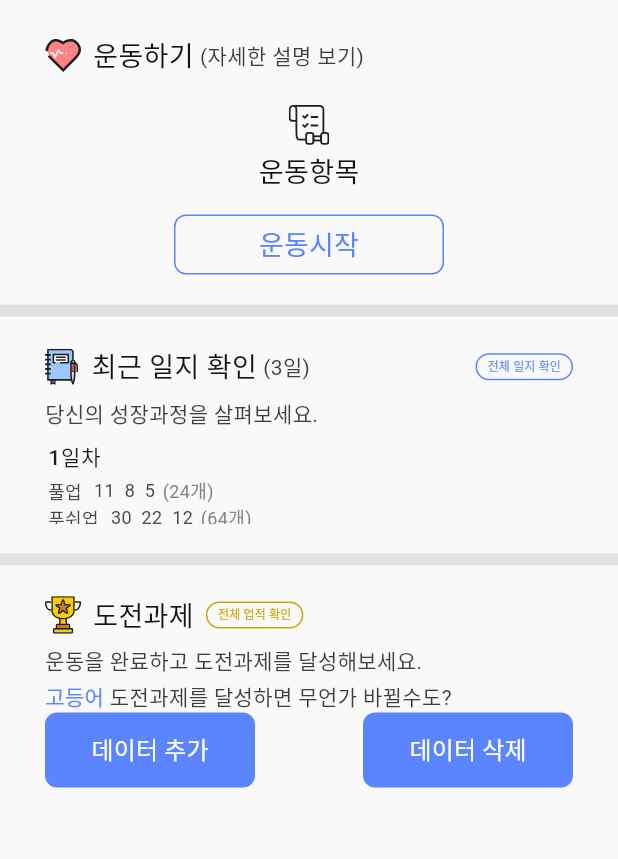
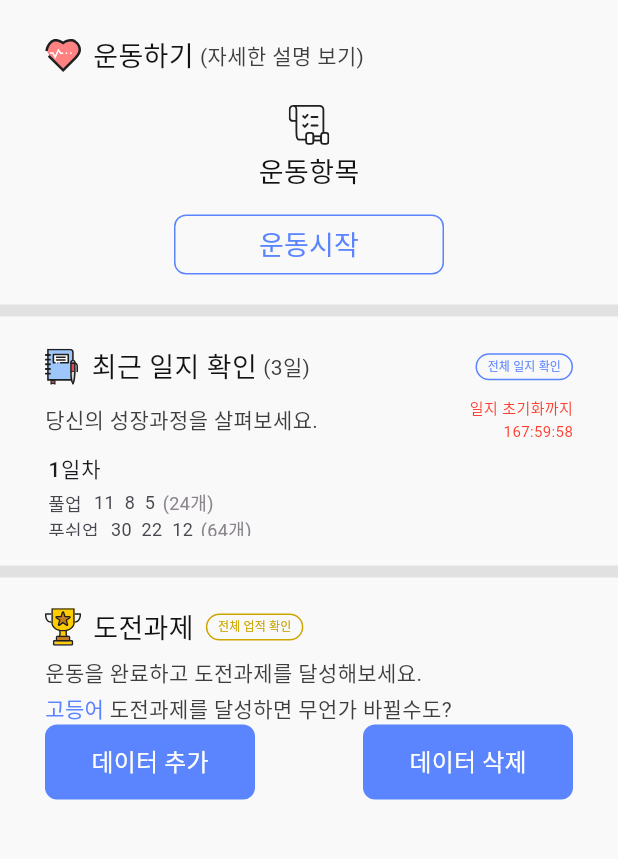
Before and after one commit to hamond12/EscapeAnchovy-Flutter, a Flutter app: the HomeScreen screen opened by its route, after a tap on "데이터 추가", on a phone screen of 412 x 824 dp, the part 66-925 px from its top. Run offline on Flutter 3.47's test engine with Material 3 defaults, Android fonts, the phone set to English and light mode, and no system bars; our stand-ins replace flutter_svg, shared_preferences; accounts and stored records are empty; Roboto replaces fonts that are missing (Pretendard).

Commit message:
feat: 운동일지 초기화 타이머 구현

```diff
--- a/lib/src/screen/home/home_controller.dart
+++ b/lib/src/screen/home/home_controller.dart
@@ -1,3 +1,5 @@
+import 'dart:async';
+
 import 'package:escape_anchovy/src/util/shared_preferences_util.dart';
 import 'package:flutter/material.dart';
 
@@ -31,4 +33,34 @@ class HomeController with ChangeNotifier {
       return 217;
     }
   }
+
+   // 일지 자동 초기화 관련
+
+  late Timer timer;
+
+  DateTime noteInitTime() {
+    return DateTime.parse(dataList.last['time']).add(const Duration(days: 7));
+  }
+
+  String formatDuration(Duration duration) {
+    String twoDigits(int n) {
+      if (n >= 10) return "$n";
+      return "0$n";
+    }
+
+    String twoDigitHours = twoDigits(duration.inHours);
+    String twoDigitMinutes = twoDigits(duration.inMinutes.remainder(60));
+    String twoDigitSeconds = twoDigits(duration.inSeconds.remainder(60));
+
+    return "$twoDigitHours:$twoDigitMinutes:$twoDigitSeconds";
+  }
+
+  void checkTimeDifference(BuildContext context) {
+    if (dataList.isNotEmpty) {
+      if (DateTime.now().difference(DateTime.parse(dataList.last['time'])).inDays >= 7) {
+        deleteData();
+      }
+    }
+    notifyListeners();
+  }
 }
--- a/lib/src/screen/home/home_screen.dart
+++ b/lib/src/screen/home/home_screen.dart
@@ -1,3 +1,5 @@
+import 'dart:async';
+
 import 'package:escape_anchovy/main.dart';
 import 'package:escape_anchovy/res/text/colors.dart';
 import 'package:escape_anchovy/res/text/styles.dart';
@@ -28,6 +30,15 @@ class _HomeScreenState extends State<HomeScreen> {
   void initState() {
     super.initState();
     _controller.initDataList();
+    _controller.timer = Timer.periodic(const Duration(seconds: 1), (timer) {
+      _controller.checkTimeDifference(context);
+    });
+  }
+
+  @override
+  void dispose() {
+    super.dispose();
+    _controller.timer.cancel();
   }
 
   @override
@@ -194,6 +205,28 @@ class _HomeScreenState extends State<HomeScreen> {
                               ? LightModeColors.dark2
                               : DarkModeColors.dark2),
                     ),
+                     _controller.dataList.isEmpty
+                          ? const SizedBox.shrink()
+                          : Column(
+                              crossAxisAlignment: CrossAxisAlignment.end,
+                              mainAxisAlignment: MainAxisAlignment.end,
+                              children: [
+                                Text(
+                                  '일지 초기화까지',
+                                  style: TextStyles.caption1.copyWith(
+                                      color: context.isLight
+                                          ? LightModeColors.red
+                                          : DarkModeColors.red),
+                                ),
+                                Text(
+                                  _controller.formatDuration(_controller.noteInitTime().difference(DateTime.now())),
+                                  style: TextStyles.caption1.copyWith(
+                                      color: context.isLight
+                                          ? LightModeColors.red
+                                          : DarkModeColors.red),
+                                ),
+                              ],
+                            )
                   ],
                 ),
                 Center(
@@ -428,6 +461,7 @@ class _HomeScreenState extends State<HomeScreen> {
                       text: '데이터 추가',
                       onPressed: () {
                         _controller.addData({
+                          'time': DateTime.now().toString(),
                           'day': _controller.dataList.length + 1,
                           'ex1_name': '풀업',
                           'ex2_name': '푸쉬업',
```
